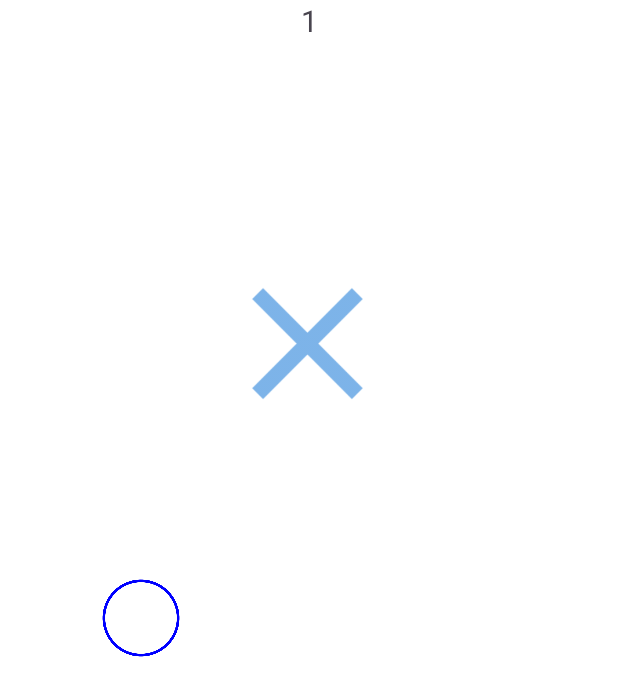
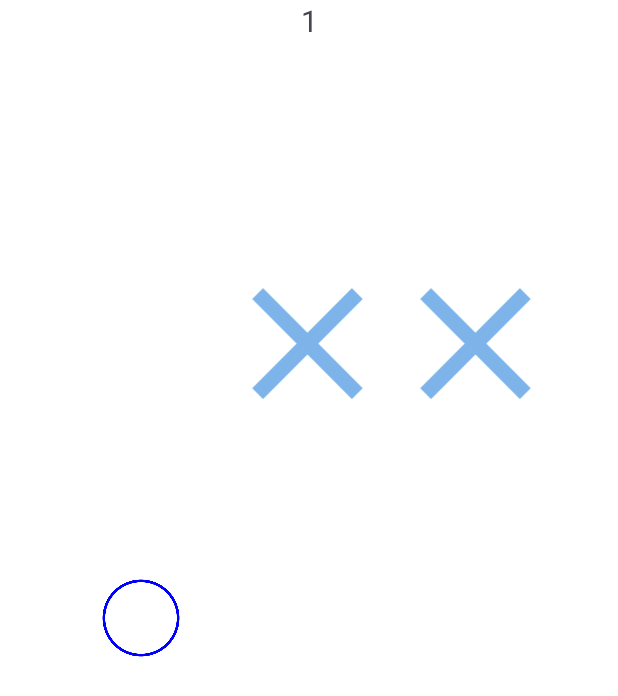
Before and after one commit to ItayMis/Tic_Tac_Toe_project, an Android app: the screen it shows after launch (MainActivity), after a tap on an icon or button, on a phone screen of 412 x 824 dp. Shown: the top 696 px of the screen. Run offline under Robolectric (Android 15) with nearby library versions, the phone set to English and light mode, and no system bars; 1 other tap on this screen came first.

Commit message:
second commit

```diff
--- a/app/src/main/java/com/example/tictactoeproject/Logic.java
+++ b/app/src/main/java/com/example/tictactoeproject/Logic.java
@@ -16,6 +16,9 @@ public class Logic {
 
     public void updateBoard(int x, int y){
         if(isEmpty(x,y)){
+            System.out.println(x+" "+y);
+            System.out.println(board[x][y]);
+
             counter++;
             board[x][y] = player;
             player*=-1;
--- a/app/src/main/java/com/example/tictactoeproject/MainActivity.java
+++ b/app/src/main/java/com/example/tictactoeproject/MainActivity.java
@@ -40,7 +40,7 @@ public class MainActivity extends AppCompatActivity {
         int curr_player = logic.getPlayer();
         if (curr_player == 1) {
             clicked_image.setImageResource(R.drawable.blue_x);
-        } else {
+        } else if (curr_player == -1) {
             clicked_image.setImageResource(R.drawable.blue_circle);
         }
     }
--- a/app/src/main/res/layout/activity_main.xml
+++ b/app/src/main/res/layout/activity_main.xml
@@ -30,21 +30,27 @@
                 android:layout_width="0dp"
                 android:layout_weight="1"
                 android:onClick="updateBoard"
-                android:padding="10dp" />
+                android:padding="10dp"
+                android:src="@drawable/blue_x"
+                />
 
             <ImageView
                 android:id="@+id/cell_01"
                 android:layout_width="0dp"
                 android:layout_weight="1"
                 android:onClick="updateBoard"
-                android:padding="10dp" />
+                android:padding="10dp"
+                android:src="@drawable/blue_x"
+                />
 
             <ImageView
                 android:id="@+id/cell_02"
                 android:layout_width="0dp"
                 android:layout_weight="1"
                 android:onClick="updateBoard"
-                android:padding="10dp" />
+                android:padding="10dp"
+                android:src="@drawable/blue_x"
+                />
         </TableRow>
 
         <TableRow>
@@ -54,21 +60,27 @@
                 android:layout_width="0dp"
                 android:layout_weight="1"
                 android:onClick="updateBoard"
-                android:padding="10dp" />
+                android:padding="10dp"
+                android:src="@drawable/blue_x"
+                />
 
             <ImageView
                 android:id="@+id/cell_11"
                 android:layout_width="0dp"
                 android:layout_weight="1"
                 android:onClick="updateBoard"
-                android:padding="10dp" />
+                android:padding="10dp"
+                android:src="@drawable/blue_x"
+                />
 
             <ImageView
                 android:id="@+id/cell_12"
                 android:layout_width="0dp"
                 android:layout_weight="1"
                 android:onClick="updateBoard"
-                android:padding="10dp" />
+                android:padding="10dp"
+                android:src="@drawable/blue_x"
+                />
         </TableRow>
 
         <TableRow>
@@ -79,14 +91,16 @@
                 android:layout_width="0dp"
                 android:layout_weight="1"
                 android:onClick="updateBoard"
-                android:padding="10dp" />
+                android:padding="10dp"                 android:src="@drawable/blue_x"
+                />
 
             <ImageView
                 android:id="@+id/cell_21"
                 android:layout_width="0dp"
                 android:layout_weight="1"
                 android:onClick="updateBoard"
-                android:padding="10dp" />
+                android:padding="10dp"                 android:src="@drawable/blue_x"
+                />
 
             <ImageView
                 android:id="@+id/cell_22"
@@ -94,7 +108,8 @@
                 android:layout_width="0dp"
                 android:layout_weight="1"
                 android:onClick="updateBoard"
-                android:padding="10dp" />
+                android:padding="10dp"                 android:src="@drawable/blue_x"
+                />
         </TableRow>
     </TableLayout>
 
```
